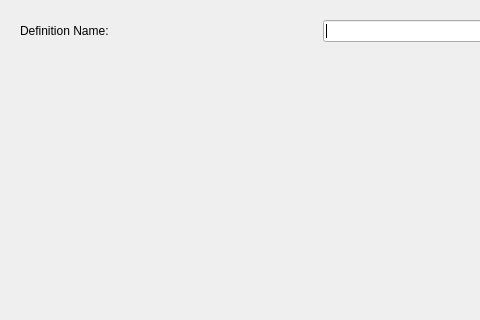
First picture: the form in Windows/adddefinitionwizard.ui, repository Pyxxil/Rhebus, before the edit; both pictures show x 0 to 480 and y 0 to 320 of the 640 by 834 pixel window.
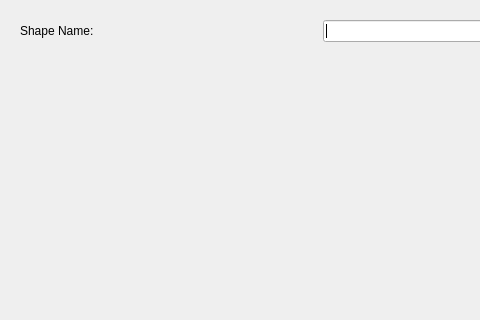
Second picture: the form after the edit. Custom widgets are drawn as their Qt base class.

Commit message:
Editing Shapes now work properly
Editing Shapes now updates the Shape, as opposed to inserting
a new Shape.

Definitions are now referred to as Shapes.

```diff
--- a/Windows/adddefinitionwizard.ui
+++ b/Windows/adddefinitionwizard.ui
@@ -26,7 +26,7 @@
       <item>
        <widget class="QLabel" name="definitionNameLabel">
         <property name="text">
-         <string>Definition Name:</string>
+         <string>Shape Name:</string>
         </property>
        </widget>
       </item>
```
Left out of the diff: 2 changed lines with no effect on the pictures. The commit also changes 20 other files.
